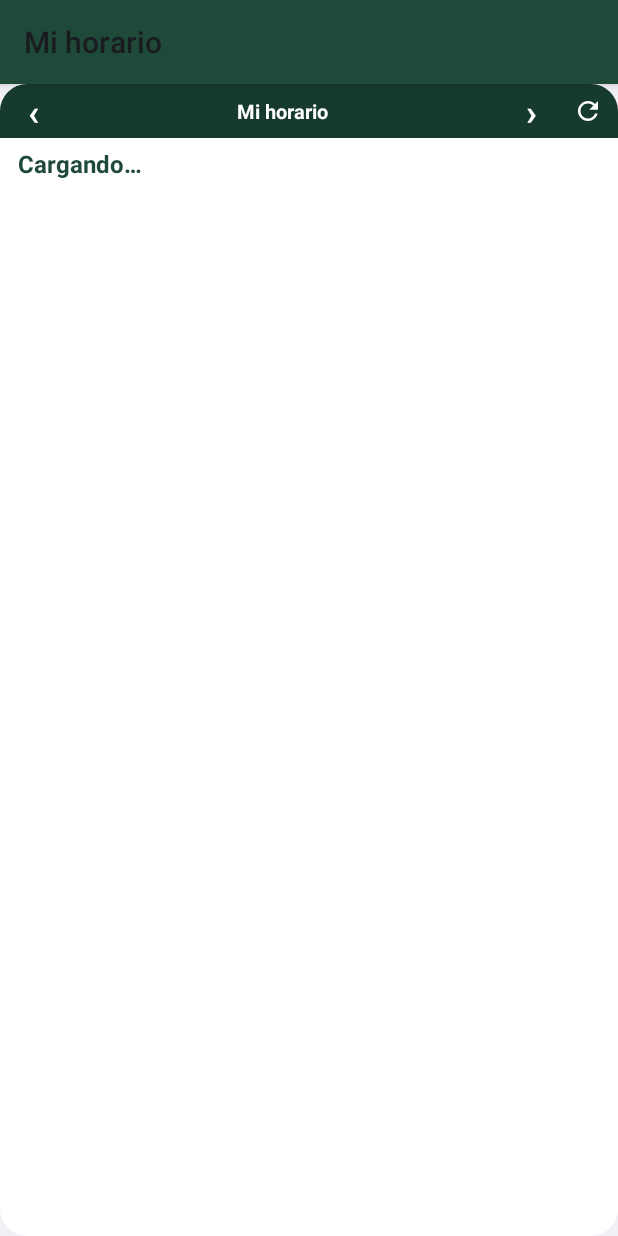
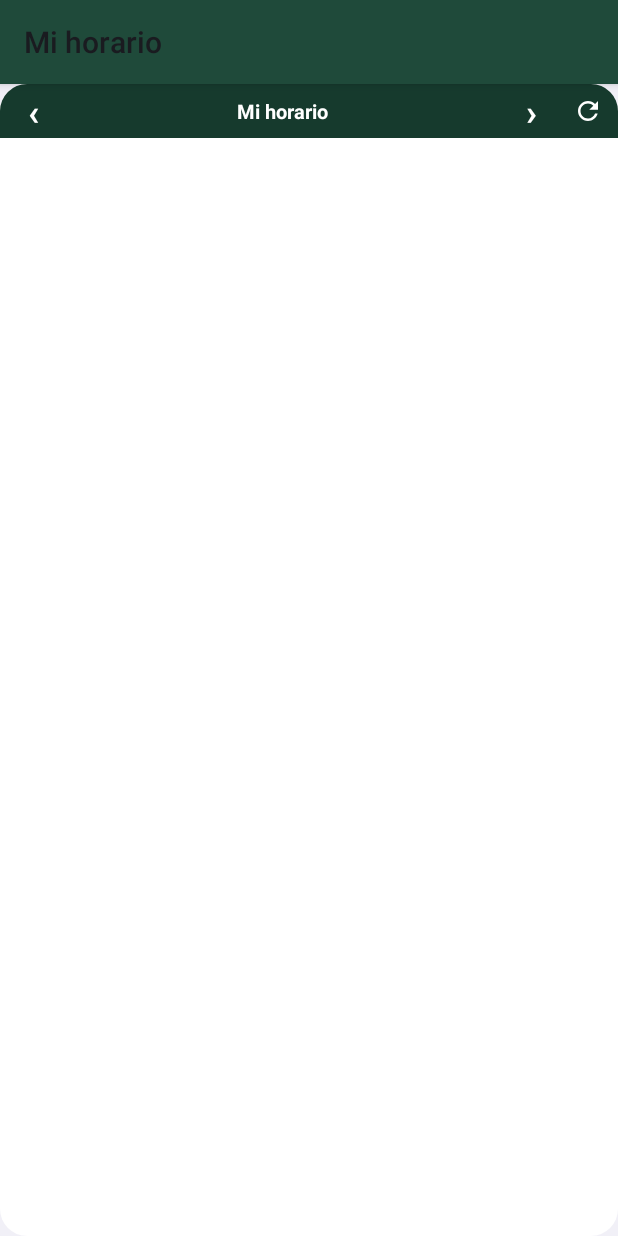
Before and after one commit to juaniruela/mihorario-android, an Android app: the layout widget_horario.xml on its own in the app's theme, with its tools: preview values and no code run, on a phone screen of 412 x 824 dp. Run offline under Robolectric (Android 15) with nearby library versions, the phone set to English and light mode, and no system bars.

Commit message:
Mi horario 1.3: strings.xml [skip ci]

```diff
--- a/app/src/main/res/values/strings.xml
+++ b/app/src/main/res/values/strings.xml
@@ -11,5 +11,6 @@
     <string name="actualizar">Actualizar</string>
     <string name="dia_anterior">Día anterior</string>
     <string name="dia_siguiente">Día siguiente</string>
-    <string name="cargando">Cargando…</string>
+    <string name="cargando"></string>
+    <string name="sin_datos">Sin datos todavía: pulsa ⟳</string>
 </resources>
```
